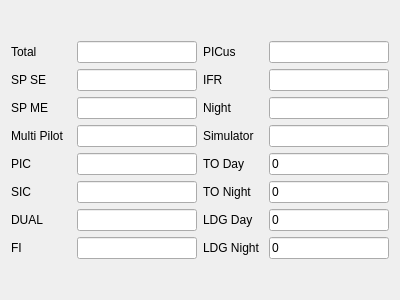
fiffty-50/openPilotLog, file src/gui/widgets/totalswidget.ui: the form before one commit.
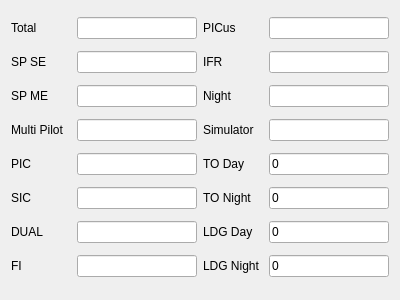
The form after the commit.

Commit message:
Redesign of home and currency widget
Separating the Home Widget into more digestible parts. And placing them in a tabbed widget. De-clutter the welcome screen.

Handling of currencies in a single QTableView based widget instead of with multiple line edits, settings etc.

Patch:
```diff
--- a/src/gui/widgets/totalswidget.ui
+++ b/src/gui/widgets/totalswidget.ui
@@ -15,9 +15,7 @@
   </property>
   <layout class="QGridLayout" name="gridLayout">
    <item row="0" column="0">
-    <layout class="QGridLayout" name="gridLayout_3">
-     <item row="2" column="2">
-      <widget class="QLabel" name="nightLabel_2">
+    <widget class="QLabel" name="totalLabel">
        <property name="maximumSize">
         <size>
          <width>120</width>
@@ -25,25 +23,12 @@
         </size>
        </property>
        <property name="text">
-        <string>Night</string>
+      <string>Total</string>
        </property>
       </widget>
      </item>
-     <item row="7" column="2">
-      <widget class="QLabel" name="ldgnightLabel">
-       <property name="maximumSize">
-        <size>
-         <width>120</width>
-         <height>16777215</height>
-        </size>
-       </property>
-       <property name="text">
-        <string>LDG Night</string>
-       </property>
-      </widget>
-     </item>
-     <item row="5" column="3">
-      <widget class="QLineEdit" name="toNightLineEdit">
+   <item row="0" column="1">
+    <widget class="QLineEdit" name="tblkLineEdit">
        <property name="minimumSize">
         <size>
          <width>100</width>
@@ -60,198 +45,7 @@
         <enum>Qt::TabFocus</enum>
        </property>
        <property name="text">
-        <string>0</string>
-       </property>
-      </widget>
-     </item>
-     <item row="2" column="0">
-      <widget class="QLabel" name="spmeLabel">
-       <property name="maximumSize">
-        <size>
-         <width>120</width>
-         <height>16777215</height>
-        </size>
-       </property>
-       <property name="text">
-        <string>SP ME</string>
-       </property>
-      </widget>
-     </item>
-     <item row="6" column="3">
-      <widget class="QLineEdit" name="ldgDayLineEdit">
-       <property name="minimumSize">
-        <size>
-         <width>100</width>
-         <height>0</height>
-        </size>
-       </property>
-       <property name="maximumSize">
-        <size>
-         <width>120</width>
-         <height>16777215</height>
-        </size>
-       </property>
-       <property name="focusPolicy">
-        <enum>Qt::TabFocus</enum>
-       </property>
-       <property name="text">
-        <string>0</string>
-       </property>
-      </widget>
-     </item>
-     <item row="3" column="1">
-      <widget class="QLineEdit" name="tMPLineEdit">
-       <property name="minimumSize">
-        <size>
-         <width>100</width>
-         <height>0</height>
-        </size>
-       </property>
-       <property name="maximumSize">
-        <size>
-         <width>120</width>
-         <height>16777215</height>
-        </size>
-       </property>
-       <property name="focusPolicy">
-        <enum>Qt::TabFocus</enum>
-       </property>
-      </widget>
-     </item>
-     <item row="7" column="1">
-      <widget class="QLineEdit" name="tFILineEdit">
-       <property name="minimumSize">
-        <size>
-         <width>100</width>
-         <height>0</height>
-        </size>
-       </property>
-       <property name="maximumSize">
-        <size>
-         <width>120</width>
-         <height>16777215</height>
-        </size>
-       </property>
-       <property name="focusPolicy">
-        <enum>Qt::TabFocus</enum>
-       </property>
-      </widget>
-     </item>
-     <item row="6" column="0">
-      <widget class="QLabel" name="dualLabel">
-       <property name="maximumSize">
-        <size>
-         <width>120</width>
-         <height>16777215</height>
-        </size>
-       </property>
-       <property name="text">
-        <string>DUAL</string>
-       </property>
-      </widget>
-     </item>
-     <item row="5" column="2">
-      <widget class="QLabel" name="tonightLabel">
-       <property name="maximumSize">
-        <size>
-         <width>120</width>
-         <height>16777215</height>
-        </size>
-       </property>
-       <property name="text">
-        <string>TO Night</string>
-       </property>
-      </widget>
-     </item>
-     <item row="1" column="1">
-      <widget class="QLineEdit" name="tSPSELineEdit">
-       <property name="minimumSize">
-        <size>
-         <width>100</width>
-         <height>0</height>
-        </size>
-       </property>
-       <property name="maximumSize">
-        <size>
-         <width>120</width>
-         <height>16777215</height>
-        </size>
-       </property>
-       <property name="focusPolicy">
-        <enum>Qt::TabFocus</enum>
-       </property>
-      </widget>
-     </item>
-     <item row="5" column="1">
-      <widget class="QLineEdit" name="tSICLineEdit">
-       <property name="minimumSize">
-        <size>
-         <width>100</width>
-         <height>0</height>
-        </size>
-       </property>
-       <property name="maximumSize">
-        <size>
-         <width>120</width>
-         <height>16777215</height>
-        </size>
-       </property>
-       <property name="focusPolicy">
-        <enum>Qt::TabFocus</enum>
-       </property>
-      </widget>
-     </item>
-     <item row="6" column="1">
-      <widget class="QLineEdit" name="tDUALLineEdit">
-       <property name="minimumSize">
-        <size>
-         <width>100</width>
-         <height>0</height>
-        </size>
-       </property>
-       <property name="maximumSize">
-        <size>
-         <width>120</width>
-         <height>16777215</height>
-        </size>
-       </property>
-       <property name="focusPolicy">
-        <enum>Qt::TabFocus</enum>
-       </property>
-      </widget>
-     </item>
-     <item row="7" column="3">
-      <widget class="QLineEdit" name="ldgNightLineEdit">
-       <property name="minimumSize">
-        <size>
-         <width>100</width>
-         <height>0</height>
-        </size>
-       </property>
-       <property name="maximumSize">
-        <size>
-         <width>120</width>
-         <height>16777215</height>
-        </size>
-       </property>
-       <property name="focusPolicy">
-        <enum>Qt::TabFocus</enum>
-       </property>
-       <property name="text">
-        <string>0</string>
-       </property>
-      </widget>
-     </item>
-     <item row="4" column="0">
-      <widget class="QLabel" name="piclabel">
-       <property name="maximumSize">
-        <size>
-         <width>120</width>
-         <height>16777215</height>
-        </size>
-       </property>
-       <property name="text">
-        <string>PIC</string>
+      <string/>
        </property>
       </widget>
      </item>
@@ -268,6 +62,57 @@
        </property>
       </widget>
      </item>
+   <item row="0" column="3">
+    <widget class="QLineEdit" name="tPICUSLineEdit">
+     <property name="minimumSize">
+      <size>
+       <width>100</width>
+       <height>0</height>
+      </size>
+     </property>
+     <property name="maximumSize">
+      <size>
+       <width>120</width>
+       <height>16777215</height>
+      </size>
+     </property>
+     <property name="focusPolicy">
+      <enum>Qt::TabFocus</enum>
+     </property>
+    </widget>
+   </item>
+   <item row="1" column="0">
+    <widget class="QLabel" name="spseLabel">
+     <property name="maximumSize">
+      <size>
+       <width>120</width>
+       <height>16777215</height>
+      </size>
+     </property>
+     <property name="text">
+      <string>SP SE</string>
+     </property>
+    </widget>
+   </item>
+   <item row="1" column="1">
+    <widget class="QLineEdit" name="tSPSELineEdit">
+     <property name="minimumSize">
+      <size>
+       <width>100</width>
+       <height>0</height>
+      </size>
+     </property>
+     <property name="maximumSize">
+      <size>
+       <width>120</width>
+       <height>16777215</height>
+      </size>
+     </property>
+     <property name="focusPolicy">
+      <enum>Qt::TabFocus</enum>
+     </property>
+    </widget>
+   </item>
      <item row="1" column="2">
       <widget class="QLabel" name="ifrLabel">
        <property name="maximumSize">
@@ -281,8 +126,72 @@
        </property>
       </widget>
      </item>
-     <item row="0" column="3">
-      <widget class="QLineEdit" name="tPICUSLineEdit">
+   <item row="1" column="3">
+    <widget class="QLineEdit" name="tIFRLineEdit">
+     <property name="minimumSize">
+      <size>
+       <width>100</width>
+       <height>0</height>
+      </size>
+     </property>
+     <property name="maximumSize">
+      <size>
+       <width>120</width>
+       <height>16777215</height>
+      </size>
+     </property>
+     <property name="focusPolicy">
+      <enum>Qt::TabFocus</enum>
+     </property>
+    </widget>
+   </item>
+   <item row="2" column="0">
+    <widget class="QLabel" name="spmeLabel">
+     <property name="maximumSize">
+      <size>
+       <width>120</width>
+       <height>16777215</height>
+      </size>
+     </property>
+     <property name="text">
+      <string>SP ME</string>
+     </property>
+    </widget>
+   </item>
+   <item row="2" column="1">
+    <widget class="QLineEdit" name="tSPMELineEdit">
+     <property name="minimumSize">
+      <size>
+       <width>100</width>
+       <height>0</height>
+      </size>
+     </property>
+     <property name="maximumSize">
+      <size>
+       <width>120</width>
+       <height>16777215</height>
+      </size>
+     </property>
+     <property name="focusPolicy">
+      <enum>Qt::TabFocus</enum>
+     </property>
+    </widget>
+   </item>
+   <item row="2" column="2">
+    <widget class="QLabel" name="nightLabel_2">
+     <property name="maximumSize">
+      <size>
+       <width>120</width>
+       <height>16777215</height>
+      </size>
+     </property>
+     <property name="text">
+      <string>Night</string>
+     </property>
+    </widget>
+   </item>
+   <item row="2" column="3">
+    <widget class="QLineEdit" name="tNIGHTLineEdit">
        <property name="minimumSize">
         <size>
          <width>100</width>
@@ -313,8 +222,8 @@
        </property>
       </widget>
      </item>
-     <item row="2" column="3">
-      <widget class="QLineEdit" name="tNIGHTLineEdit">
+   <item row="3" column="1">
+    <widget class="QLineEdit" name="tMPLineEdit">
        <property name="minimumSize">
         <size>
          <width>100</width>
@@ -332,41 +241,6 @@
        </property>
       </widget>
      </item>
-     <item row="4" column="3">
-      <widget class="QLineEdit" name="toDayLineEdit">
-       <property name="minimumSize">
-        <size>
-         <width>100</width>
-         <height>0</height>
-        </size>
-       </property>
-       <property name="maximumSize">
-        <size>
-         <width>120</width>
-         <height>16777215</height>
-        </size>
-       </property>
-       <property name="focusPolicy">
-        <enum>Qt::TabFocus</enum>
-       </property>
-       <property name="text">
-        <string>0</string>
-       </property>
-      </widget>
-     </item>
-     <item row="6" column="2">
-      <widget class="QLabel" name="ldgdayLabel">
-       <property name="maximumSize">
-        <size>
-         <width>120</width>
-         <height>16777215</height>
-        </size>
-       </property>
-       <property name="text">
-        <string>LDG Day</string>
-       </property>
-      </widget>
-     </item>
      <item row="3" column="2">
       <widget class="QLabel" name="simLabel">
        <property name="maximumSize">
@@ -399,8 +273,8 @@
        </property>
       </widget>
      </item>
-     <item row="0" column="0">
-      <widget class="QLabel" name="totalLabel">
+   <item row="4" column="0">
+    <widget class="QLabel" name="piclabel">
        <property name="maximumSize">
         <size>
          <width>120</width>
@@ -408,20 +282,61 @@
         </size>
        </property>
        <property name="text">
-        <string>Total</string>
+      <string>PIC</string>
        </property>
       </widget>
      </item>
-     <item row="1" column="0">
-      <widget class="QLabel" name="spseLabel">
+   <item row="4" column="1">
+    <widget class="QLineEdit" name="tPICLineEdit">
+     <property name="minimumSize">
+      <size>
+       <width>100</width>
+       <height>0</height>
+      </size>
+     </property>
        <property name="maximumSize">
         <size>
          <width>120</width>
          <height>16777215</height>
         </size>
        </property>
+     <property name="focusPolicy">
+      <enum>Qt::TabFocus</enum>
+     </property>
+    </widget>
+   </item>
+   <item row="4" column="2">
+    <widget class="QLabel" name="todayLabel">
+     <property name="maximumSize">
+      <size>
+       <width>120</width>
+       <height>16777215</height>
+      </size>
+     </property>
        <property name="text">
-        <string>SP SE</string>
+      <string>TO Day</string>
+     </property>
+    </widget>
+   </item>
+   <item row="4" column="3">
+    <widget class="QLineEdit" name="toDayLineEdit">
+     <property name="minimumSize">
+      <size>
+       <width>100</width>
+       <height>0</height>
+      </size>
+     </property>
+     <property name="maximumSize">
+      <size>
+       <width>120</width>
+       <height>16777215</height>
+      </size>
+     </property>
+     <property name="focusPolicy">
+      <enum>Qt::TabFocus</enum>
+     </property>
+     <property name="text">
+      <string>0</string>
        </property>
       </widget>
      </item>
@@ -438,6 +353,127 @@
        </property>
       </widget>
      </item>
+   <item row="5" column="1">
+    <widget class="QLineEdit" name="tSICLineEdit">
+     <property name="minimumSize">
+      <size>
+       <width>100</width>
+       <height>0</height>
+      </size>
+     </property>
+     <property name="maximumSize">
+      <size>
+       <width>120</width>
+       <height>16777215</height>
+      </size>
+     </property>
+     <property name="focusPolicy">
+      <enum>Qt::TabFocus</enum>
+     </property>
+    </widget>
+   </item>
+   <item row="5" column="2">
+    <widget class="QLabel" name="tonightLabel">
+     <property name="maximumSize">
+      <size>
+       <width>120</width>
+       <height>16777215</height>
+      </size>
+     </property>
+     <property name="text">
+      <string>TO Night</string>
+     </property>
+    </widget>
+   </item>
+   <item row="5" column="3">
+    <widget class="QLineEdit" name="toNightLineEdit">
+     <property name="minimumSize">
+      <size>
+       <width>100</width>
+       <height>0</height>
+      </size>
+     </property>
+     <property name="maximumSize">
+      <size>
+       <width>120</width>
+       <height>16777215</height>
+      </size>
+     </property>
+     <property name="focusPolicy">
+      <enum>Qt::TabFocus</enum>
+     </property>
+     <property name="text">
+      <string>0</string>
+     </property>
+    </widget>
+   </item>
+   <item row="6" column="0">
+    <widget class="QLabel" name="dualLabel">
+     <property name="maximumSize">
+      <size>
+       <width>120</width>
+       <height>16777215</height>
+      </size>
+     </property>
+     <property name="text">
+      <string>DUAL</string>
+     </property>
+    </widget>
+   </item>
+   <item row="6" column="1">
+    <widget class="QLineEdit" name="tDUALLineEdit">
+     <property name="minimumSize">
+      <size>
+       <width>100</width>
+       <height>0</height>
+      </size>
+     </property>
+     <property name="maximumSize">
+      <size>
+       <width>120</width>
+       <height>16777215</height>
+      </size>
+     </property>
+     <property name="focusPolicy">
+      <enum>Qt::TabFocus</enum>
+     </property>
+    </widget>
+   </item>
+   <item row="6" column="2">
+    <widget class="QLabel" name="ldgdayLabel">
+     <property name="maximumSize">
+      <size>
+       <width>120</width>
+       <height>16777215</height>
+      </size>
+     </property>
+     <property name="text">
+      <string>LDG Day</string>
+     </property>
+    </widget>
+   </item>
+   <item row="6" column="3">
+    <widget class="QLineEdit" name="ldgDayLineEdit">
+     <property name="minimumSize">
+      <size>
+       <width>100</width>
+       <height>0</height>
+      </size>
+     </property>
+     <property name="maximumSize">
+      <size>
+       <width>120</width>
+       <height>16777215</height>
+      </size>
+     </property>
+     <property name="focusPolicy">
+      <enum>Qt::TabFocus</enum>
+     </property>
+     <property name="text">
+      <string>0</string>
+     </property>
+    </widget>
+   </item>
      <item row="7" column="0">
       <widget class="QLabel" name="fiLabel">
        <property name="maximumSize">
@@ -451,8 +487,8 @@
        </property>
       </widget>
      </item>
-     <item row="0" column="1">
-      <widget class="QLineEdit" name="tblkLineEdit">
+   <item row="7" column="1">
+    <widget class="QLineEdit" name="tFILineEdit">
        <property name="minimumSize">
         <size>
          <width>100</width>
@@ -468,32 +504,23 @@
        <property name="focusPolicy">
         <enum>Qt::TabFocus</enum>
        </property>
-       <property name="text">
-        <string/>
-       </property>
-      </widget>
-     </item>
-     <item row="1" column="3">
-      <widget class="QLineEdit" name="tIFRLineEdit">
-       <property name="minimumSize">
-        <size>
-         <width>100</width>
-         <height>0</height>
-        </size>
-       </property>
+    </widget>
+   </item>
+   <item row="7" column="2">
+    <widget class="QLabel" name="ldgnightLabel">
        <property name="maximumSize">
         <size>
          <width>120</width>
          <height>16777215</height>
         </size>
        </property>
-       <property name="focusPolicy">
-        <enum>Qt::TabFocus</enum>
+     <property name="text">
+      <string>LDG Night</string>
        </property>
       </widget>
      </item>
-     <item row="2" column="1">
-      <widget class="QLineEdit" name="tSPMELineEdit">
+   <item row="7" column="3">
+    <widget class="QLineEdit" name="ldgNightLineEdit">
        <property name="minimumSize">
         <size>
          <width>100</width>
@@ -509,41 +536,10 @@
        <property name="focusPolicy">
         <enum>Qt::TabFocus</enum>
        </property>
-      </widget>
-     </item>
-     <item row="4" column="1">
-      <widget class="QLineEdit" name="tPICLineEdit">
-       <property name="minimumSize">
-        <size>
-         <width>100</width>
-         <height>0</height>
-        </size>
-       </property>
-       <property name="maximumSize">
-        <size>
-         <width>120</width>
-         <height>16777215</height>
-        </size>
-       </property>
-       <property name="focusPolicy">
-        <enum>Qt::TabFocus</enum>
-       </property>
-      </widget>
-     </item>
-     <item row="4" column="2">
-      <widget class="QLabel" name="todayLabel">
-       <property name="maximumSize">
-        <size>
-         <width>120</width>
-         <height>16777215</height>
-        </size>
-       </property>
        <property name="text">
-        <string>TO Day</string>
-       </property>
-      </widget>
-     </item>
-    </layout>
+      <string>0</string>
+     </property>
+    </widget>
    </item>
   </layout>
  </widget>
```
Lines whose indentation alone changed are shown as unchanged. The commit also changes 6 other files.
